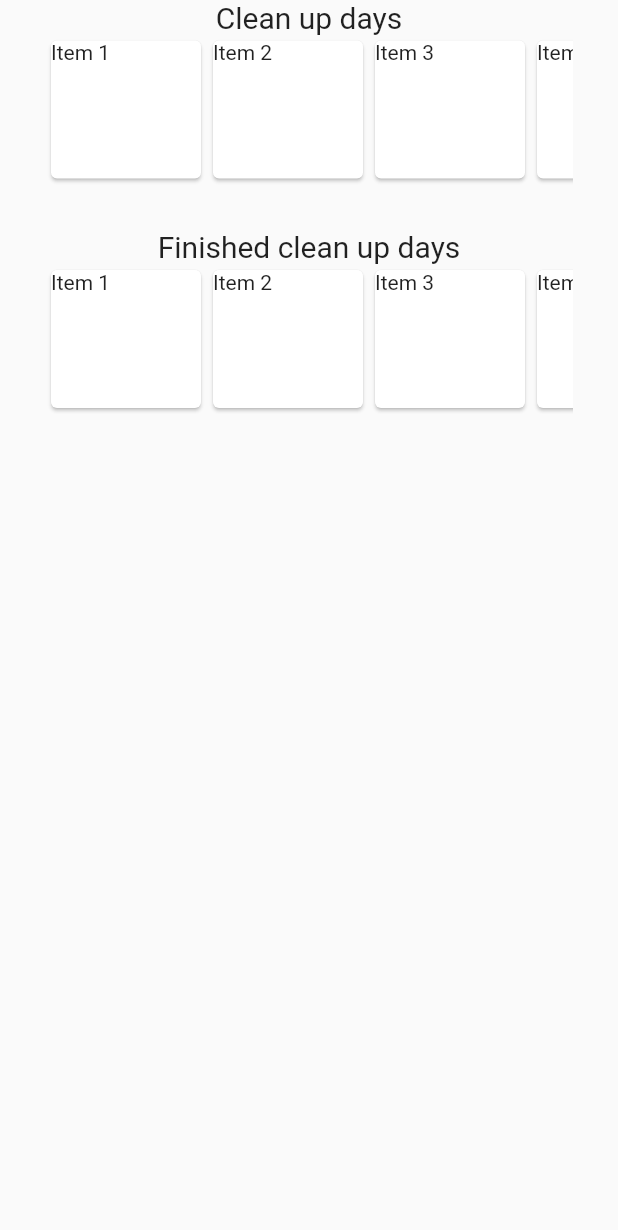
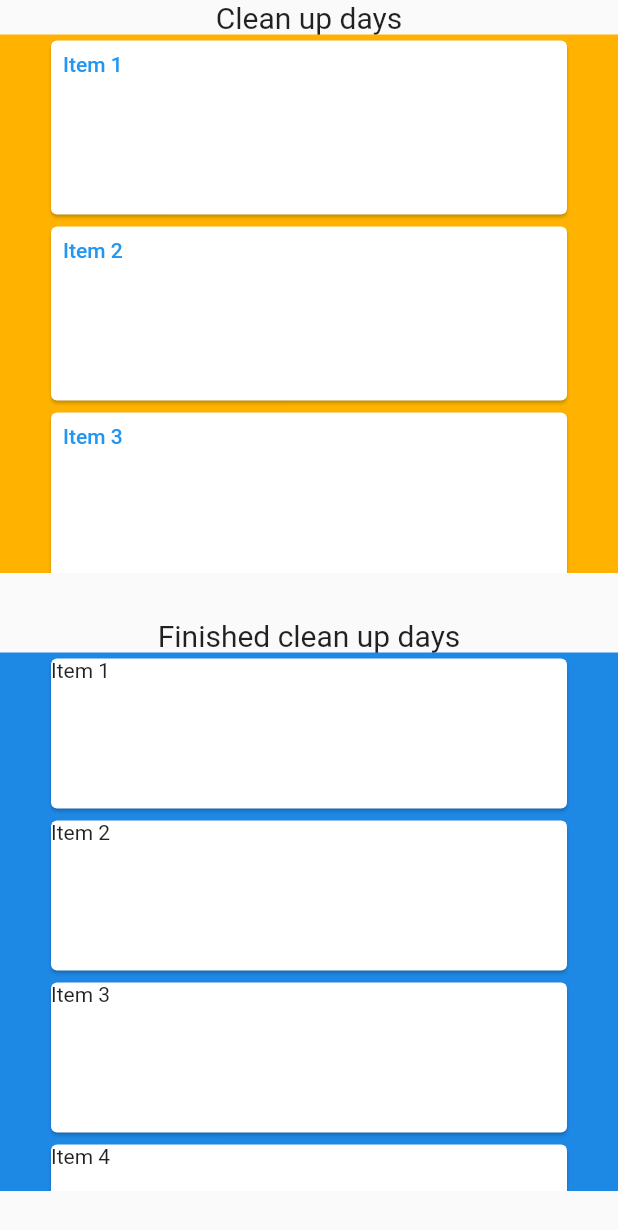
Before and after one commit to GDSC-ADEK/gdsc-solution, a Flutter app: the SecondScreen widget shown alone on an empty page, opened directly, on a phone screen of 412 x 824 dp. Shown: the top 1230 px of the screen. Run offline on Flutter 3.47's test engine with Material 2 defaults, Android fonts, the phone set to English and light mode, and no system bars.

Commit message:
Changed the event lists

```diff
--- a/lib/main.dart
+++ b/lib/main.dart
@@ -80,7 +80,8 @@ class LoginScreen extends StatelessWidget {
     Widget build(BuildContext context) {
         return Center(
             child: Container(
-                width: 200,
+                //width: 200,
+                padding: EdgeInsets.only(left: 30, right: 30),
                 child: Column(
                     mainAxisSize: MainAxisSize.min,
                     children: [
@@ -124,64 +125,25 @@ class SecondScreen extends StatelessWidget {
                         'Clean up days',
                         style: const TextStyle(fontSize: 20),
                     ),
-                    /*ListView(
-                        scrollDirection: Axis.vertical,
-                        children: [
-                            const Text("Item 1"),
-                            /*Card(
-                                child: const Text("Item 1"),
-                            ),*/
-                        ],
-                    ),*/
-                    Container(
+                    Expanded(
+                        child: Container(
+                            color: Colors.amber[600],
                             padding: EdgeInsets.only(left: 30, right: 30),
+                            child: ListView(
+                                children: List.generate(30, (i) => Card(
+                                    child: TextButton(
+                                            onPressed: () {
+                                                Provider.of<AppState>(context, listen: false).switchScreen();
+                                            },
+                                            child: Container(
+                                                width: double.infinity,
                                                 height: 100,
-                        child: ListView(
-                            scrollDirection: Axis.horizontal,
-                            children: [
-                                Card(
-                                    child: Container(
-                                        width: 100,
-                                        child: const Text("Item 1"),
+                                                child: Text("Item ${i+1}"),
                                             ),
                                         ),
-                                Card(
-                                    child: Container(
-                                        width: 100,
-                                        child: const Text("Item 2"),
                                     ),
                                 ),
-                                Card(
-                                    child: Container(
-                                        width: 100,
-                                        child: const Text("Item 3"),
                             ),
-                                ),
-                                Card(
-                                    child: Container(
-                                        width: 100,
-                                        child: const Text("Item 4"),
-                                    ),
-                                ),
-                                Card(
-                                    child: Container(
-                                        width: 100,
-                                        child: const Text("Item 5"),
-                                    ),
-                                ),
-                                Card(
-                                    child: Container(
-                                        width: 100,
-                                        child: const Text("Item 6"),
-                                    ),
-                                ),
-                                Card(
-                                    child: Container(
-                                        width: 100,
-                                        child: const Text("Item 7"),
-                                    ),
-                                ),
-                            ],
                         ),
                     ),
                     const SizedBox(height: 30),
@@ -189,57 +151,22 @@ class SecondScreen extends StatelessWidget {
                         'Finished clean up days',
                         style: const TextStyle(fontSize: 20),
                     ),
-                    Container(
+                    Expanded(
+                        child: Container(
+                            color: Colors.blue[600],
                             padding: EdgeInsets.only(left: 30, right: 30),
+                            child: ListView(
+                                children: List.generate(30, (i) => Card(
+                                        child: Container(
                                             height: 100,
-                        child: ListView(
-                            scrollDirection: Axis.horizontal,
-                            children: [
-                                Card(
-                                    child: Container(
-                                        width: 100,
-                                        child: const Text("Item 1"),
+                                            child: Text("Item ${i+1}"),
                                         ),
                                     ),
-                                Card(
-                                    child: Container(
-                                        width: 100,
-                                        child: const Text("Item 2"),
                                 ),
                             ),
-                                Card(
-                                    child: Container(
-                                        width: 100,
-                                        child: const Text("Item 3"),
                         ),
                     ),
-                                Card(
-                                    child: Container(
-                                        width: 100,
-                                        child: const Text("Item 4"),
-                                    ),
-                                ),
-                                Card(
-                                    child: Container(
-                                        width: 100,
-                                        child: const Text("Item 5"),
-                                    ),
-                                ),
-                                Card(
-                                    child: Container(
-                                        width: 100,
-                                        child: const Text("Item 6"),
-                                    ),
-                                ),
-                                Card(
-                                    child: Container(
-                                        width: 100,
-                                        child: const Text("Item 7"),
-                                    ),
-                                ),
-                            ],
-                        ),
-                    ),
+                    const SizedBox(height: 30),
                 ],
             )
         );
```
Also changed, not shown: pubspec.lock, 2 other files. Lines whose indentation alone changed are shown as unchanged.
